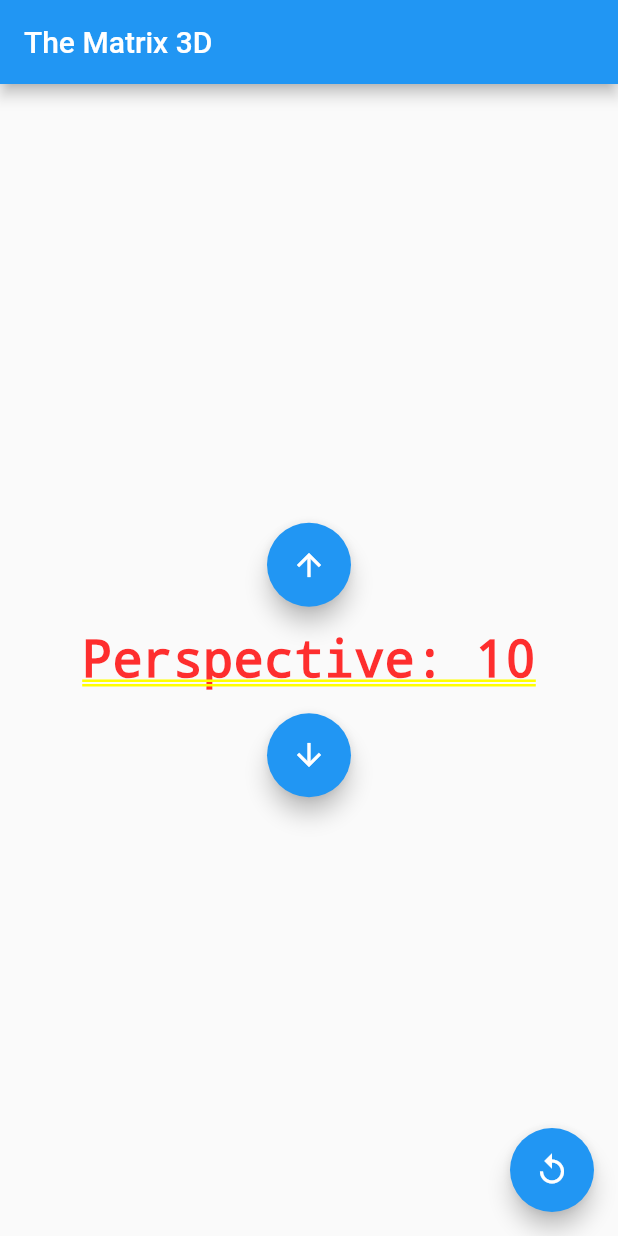
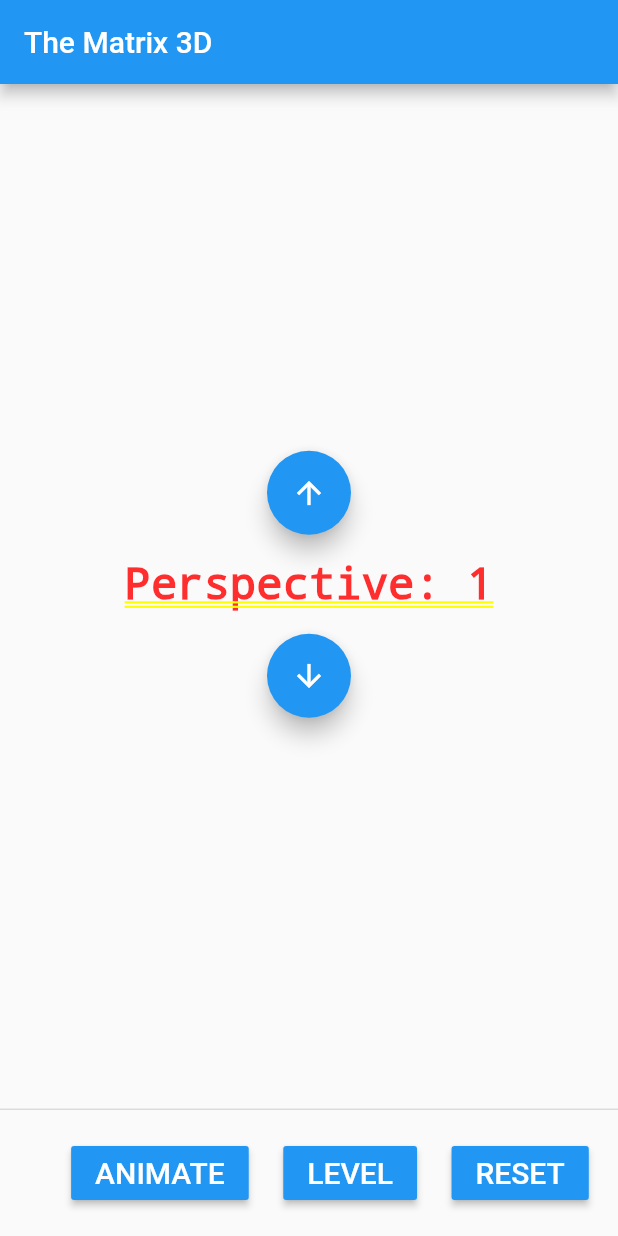
Before and after one commit to wmleler/thematrix, a Flutter app: the screen it shows after launch, on a phone screen of 412 x 824 dp. Run offline on Flutter 3.47's test engine with Material 2 defaults, Android fonts, the phone set to English and light mode, and no system bars; our stand-ins replace sensors; statements that could not run were skipped.

Commit message:
footer buttons

```diff
--- a/lib/main.dart
+++ b/lib/main.dart
@@ -42,6 +42,8 @@ class _MyHomePageState extends State<MyHomePage> with TickerProviderStateMixin {
   Matrix4 perspective;
   double scale;
   bool level;
+  Color levelColor;
+  TextStyle buttonStyle;
   dynamic accelSubscription;
 
   AnimationController animation;
@@ -74,13 +76,15 @@ class _MyHomePageState extends State<MyHomePage> with TickerProviderStateMixin {
         });
       });
     level = false;
-    counter = 10;
+    levelColor = Colors.blue;
+    buttonStyle = new TextStyle(color: Colors.white, fontSize: 20.0);
+    counter = 1;
     _reset3D();
     _recognizer = new ImmediateMultiDragGestureRecognizer()..onStart = onStart;
   }
 
   // reset rotations, perspective, and scale to initial values
-  void  _reset3D() {
+  void _reset3D() {
     setState(() {
       rotX = 0.0;
       rotY = 0.0;
@@ -111,7 +115,7 @@ class _MyHomePageState extends State<MyHomePage> with TickerProviderStateMixin {
     return new Matrix4(
       1.0, 0.0, 0.0, 0.0, //
       0.0, 1.0, 0.0, 0.0, //
-      0.0, 0.0, 1.0, pv * 0.0001, //
+      0.0, 0.0, 1.0, pv * 0.001, //
       0.0, 0.0, 0.0, 1.0,
     );
   }
@@ -145,15 +149,22 @@ class _MyHomePageState extends State<MyHomePage> with TickerProviderStateMixin {
 //    print('end: $details'); // velocity
   }
 
+  // change to LEVEL mode and back
   _changeMode() {
     print('changemode');
     if (level) {
       level = false;
+      setState(() {
+        levelColor = Colors.blue;
+      });
       accelSubscription.cancel(); // turn off accelerometer
     } else {
       level = true;
+      levelColor = Colors.green;
       // https://www.digikey.com/en/articles/techzone/2011/may/using-an-accelerometer-for-inclination-sensing
       // https://pub.dartlang.org/packages/sensors
+      // convert x, y, z acceleration into tilts for X and Y axis
+      // Phone laying flat should give 0, 0
       accelSubscription = accelerometerEvents.listen((AccelerometerEvent ae) {
         // Do something with the event.
         double x2 = ae.x * ae.x;
@@ -173,6 +184,11 @@ class _MyHomePageState extends State<MyHomePage> with TickerProviderStateMixin {
     return new MyDrag(this);
   }
 
+  changeLevel(bool value) {
+    print("level: $value");
+    level = value;
+  }
+
   @override
   Widget build(BuildContext context) {
     return new Transform(
@@ -185,7 +201,6 @@ class _MyHomePageState extends State<MyHomePage> with TickerProviderStateMixin {
 //          onPointerDown: _routePointer,
         child: new GestureDetector(
             onLongPress: _reset3D,
-              onDoubleTap: _changeMode,
 //            onVerticalDragEnd: _spinX,
 //            onHorizontalDragEnd: _spinY,
 //            onPanUpdate: _panUpdate,
@@ -197,15 +212,16 @@ class _MyHomePageState extends State<MyHomePage> with TickerProviderStateMixin {
               appBar: new AppBar(
                 title: new Text(widget.title),
               ),
-                      floatingActionButton: new FloatingActionButton(
-                        onPressed: _spinZ,
-                        tooltip: 'Spin',
-                        child: new Icon(Icons.replay),
-                      ),
+//                      floatingActionButton: new FloatingActionButton(
+//                        onPressed: _spinZ,
+//                        tooltip: 'Spin',
+//                        child: new Icon(Icons.replay),
+//                      ),
               body: new Center(
                 child: new Column(
                   mainAxisAlignment: MainAxisAlignment.center,
                   children: <Widget>[
+                    new Text(' '),
                     new FloatingActionButton(
                       onPressed: () => setState(() {
                             if (counter < MAX_ABS_PERSPECTIVE) {
@@ -218,8 +234,7 @@ class _MyHomePageState extends State<MyHomePage> with TickerProviderStateMixin {
                     new Text(' '),
                     new Text("Perspective: $counter",
                         style: DefaultTextStyle.of(context).style.apply(
-                                    fontSizeFactor:
-                                        0.6 + (counter.abs() * .01))),
+                            fontSizeFactor: 0.6 + (counter.abs() * .01))),
                     new Text(' '),
                     new FloatingActionButton(
                       onPressed: () => setState(() {
@@ -230,14 +245,35 @@ class _MyHomePageState extends State<MyHomePage> with TickerProviderStateMixin {
                       tooltip: 'Decrement',
                       child: new Icon(Icons.arrow_downward),
                     ),
+                    new Text('\n'),
                   ],
                 ),
-                      )
-                  )
-              )
+              ),
+              persistentFooterButtons: <Widget>[
+                new RaisedButton(
+                  color: Colors.blue,
+                  onPressed: _spinZ,
+                  child: new Text("ANIMATE", style: buttonStyle),
+                ),
+                new Padding(
+                  padding: new EdgeInsets.symmetric(
+                      vertical: 10.0, horizontal: 15.0),
+                  child: new RaisedButton(
+                    color: levelColor,
+                    onPressed: _changeMode,
+                    child: new Text("LEVEL", style: buttonStyle),
+                  ),
+                ),
+                new RaisedButton(
+                  color: Colors.blue,
+                  onPressed: _reset3D,
+                  child: new Text("RESET", style: buttonStyle),
+                ),
+                new Text(" "),
+              ],
+            ))
 //          ), // Listener
-        )
-    );
+            ));
   }
 
   void _routePointer(PointerEvent event) {
```
Lines whose indentation alone changed are shown as unchanged.
